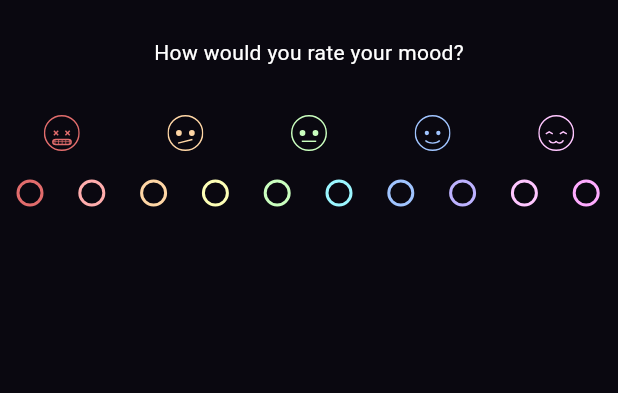
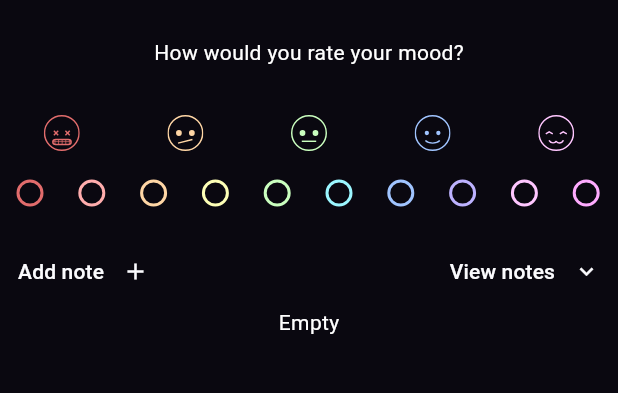
Before and after one commit to c0dehamster/mental_health_diary, a Flutter app: the screen it shows after launch, on a phone screen of 412 x 824 dp, the part 71-464 px from its top. Run offline on Flutter 3.47's test engine with Material 3 defaults, Android fonts, the phone set to English and light mode, and no system bars; our stand-ins replace flutter_svg, hive, hive_flutter; accounts and stored records are empty.

Commit message:
Add the notes section with the buttons

```diff
--- /dev/null
+++ b/lib/components/icon_button_naked.dart
@@ -0,0 +1,28 @@
+import 'package:flutter/material.dart';
+
+class IconButtonNaked extends StatelessWidget {
+  const IconButtonNaked({
+    super.key,
+    required this.onPressed,
+    required this.icon,
+    required this.label,
+  });
+
+  final VoidCallback onPressed;
+  final IconData icon;
+  final String label;
+
+  @override
+  Widget build(BuildContext context) {
+    return TextButton(
+      onPressed: onPressed,
+      child: Row(
+        children: [
+          Text(label),
+          const SizedBox(width: 12),
+          Icon(icon),
+        ],
+      ),
+    );
+  }
+}
--- /dev/null
+++ b/lib/components/notes_section.dart
@@ -0,0 +1,34 @@
+import 'package:flutter/material.dart';
+import 'package:mental_health_diary/components/icon_button_naked.dart';
+
+class NotesSection extends StatelessWidget {
+  const NotesSection({super.key});
+
+  @override
+  Widget build(BuildContext context) {
+    return Column(
+      children: [
+        Row(
+          mainAxisAlignment: MainAxisAlignment.spaceBetween,
+          children: [
+            IconButtonNaked(
+              onPressed: () {},
+              label: "Add note",
+              icon: Icons.add,
+            ),
+            IconButtonNaked(
+              onPressed: () {},
+              label: "View notes",
+              icon: Icons.expand_more,
+            ),
+          ],
+        ),
+        const Column(
+          children: [
+            Text("Empty"),
+          ],
+        )
+      ],
+    );
+  }
+}
--- a/lib/pages/home_page.dart
+++ b/lib/pages/home_page.dart
@@ -1,5 +1,6 @@
 import 'package:flutter/material.dart';
 import 'package:mental_health_diary/components/mood_picker.dart';
+import 'package:mental_health_diary/components/notes_section.dart';
 
 import '../components/app_drawer.dart';
 
@@ -53,6 +54,7 @@ class _HomePageState extends State<HomePage> {
       body: ListView(
         children: const [
           MoodPicker(),
+          NotesSection(),
         ],
       ),
     );
```
